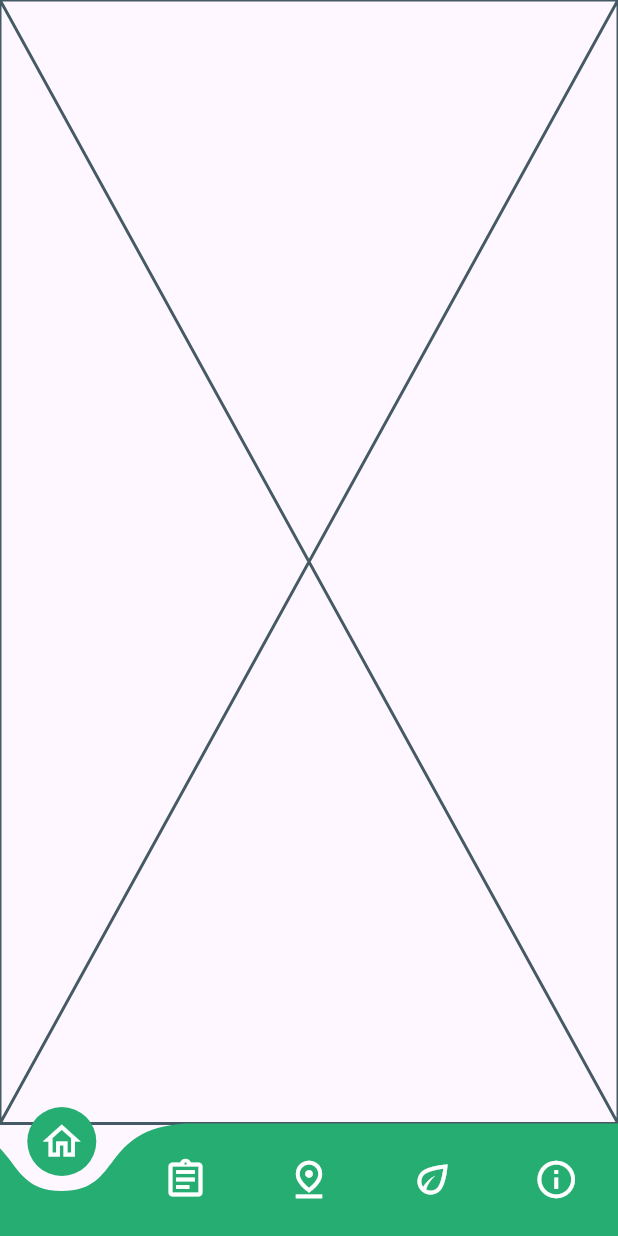
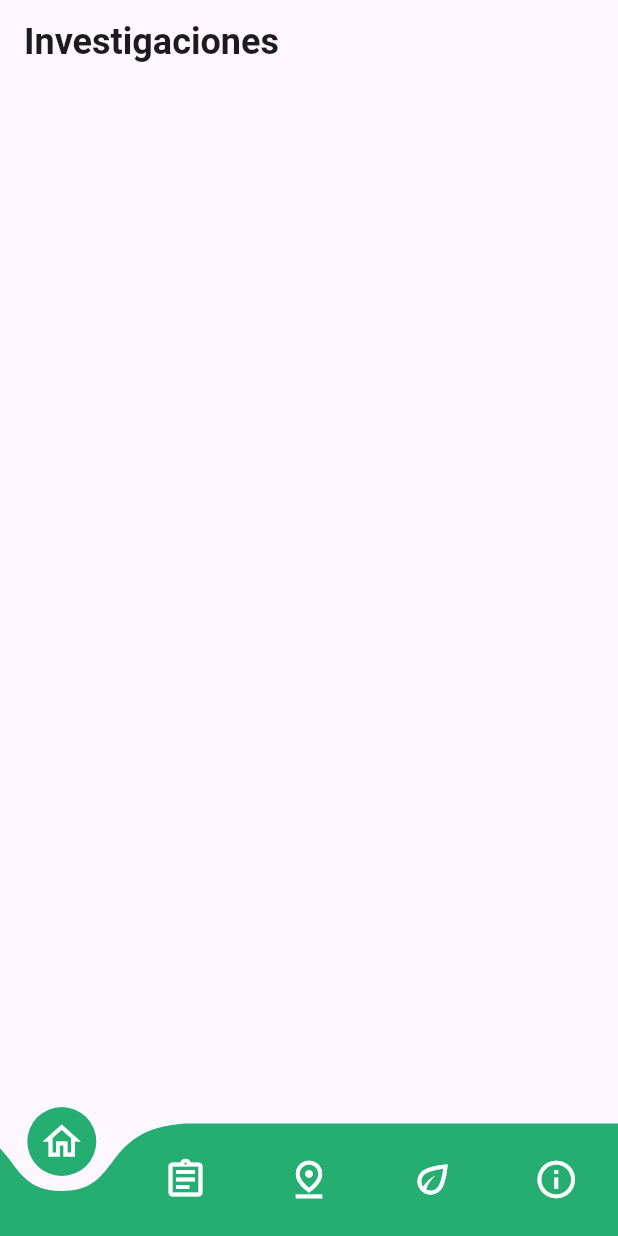
Before and after one commit to thePanaMiguel09/greenBirds, a Flutter app: the screen it shows after launch, on a phone screen of 412 x 824 dp. Run offline on Flutter 3.47's test engine with Material 3 defaults, Android fonts, the phone set to English and light mode, and no system bars; drawn by our look-alikes of curved_navigation_bar.

```diff
--- a/lib/main.dart
+++ b/lib/main.dart
@@ -8,6 +8,10 @@ class MyApp extends StatelessWidget {
 
   @override
   Widget build(BuildContext context) {
-    return MaterialApp(title: 'Material App', home: const MainScreen());
+    return MaterialApp(
+      debugShowCheckedModeBanner: false,
+      title: 'Material App',
+      home: const MainScreen(),
+    );
   }
 }
--- a/lib/presentation/screens/home/home_screen.dart
+++ b/lib/presentation/screens/home/home_screen.dart
@@ -5,6 +5,20 @@ class HomeScreen extends StatelessWidget {
 
   @override
   Widget build(BuildContext context) {
-    return const Placeholder();
+    return Scaffold(
+      appBar: AppBar(
+        title: Text(
+          'Investigaciones',
+          style: TextStyle(
+            fontSize: 24,
+            fontWeight: FontWeight.bold),
+        ),
+      ),
+      body: Column(
+        children: [
+
+        ],
+      ),
+    );
   }
 }
```
Also changed, not shown: pubspec.yaml (+3 -8 lines), pubspec.lock, 1 other file.
